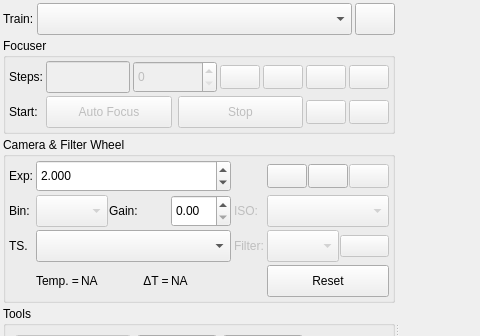
Old version of the form kstars/ekos/focus/focus.ui in the repository KDE/kstars; both pictures show x 0 to 480 and y 0 to 336 of the 903 by 663 pixel window.
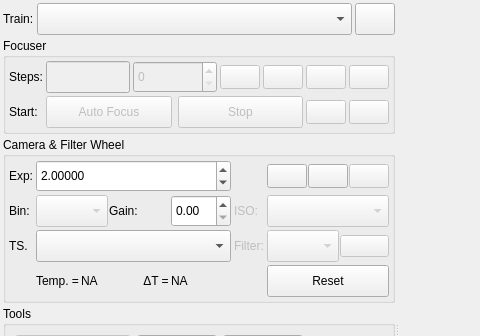
New version of the form. Icons and pictures are not drawn. Custom widgets are drawn as their Qt base class.

The edit to the form file:
```diff
--- a/kstars/ekos/focus/focus.ui
+++ b/kstars/ekos/focus/focus.ui
@@ -750,10 +750,10 @@
                </size>
               </property>
               <property name="decimals">
-               <number>3</number>
+               <number>5</number>
               </property>
               <property name="minimum">
-               <double>0.001000000000000</double>
+               <double>0.000010000000000</double>
               </property>
               <property name="maximum">
                <double>300.000000000000000</double>
@@ -1241,6 +1241,11 @@
    <header>ekos/focus/focushfrvplot.h</header>
    <container>1</container>
   </customwidget>
+  <customwidget>
+   <class>ExposureWidget</class>
+   <extends>QDoubleSpinBox</extends>
+   <header>ekos/focus/exposurewidget.h</header>
+  </customwidget>
  </customwidgets>
  <tabstops>
   <tabstop>opticalTrainCombo</tabstop>
```
Left out of the diff: 7 changed lines with no effect on the pictures.
